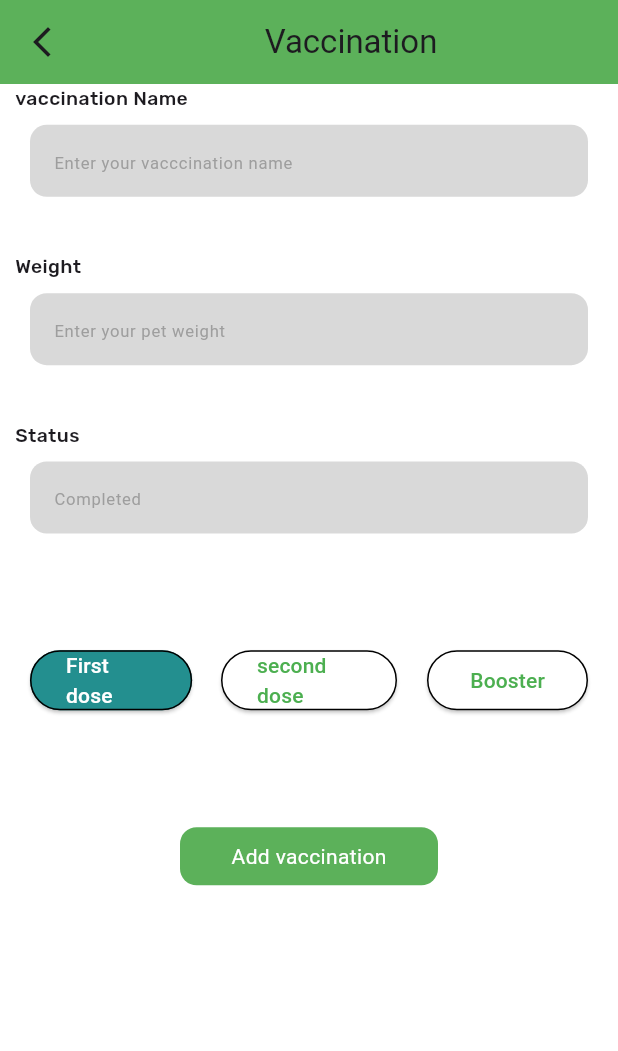
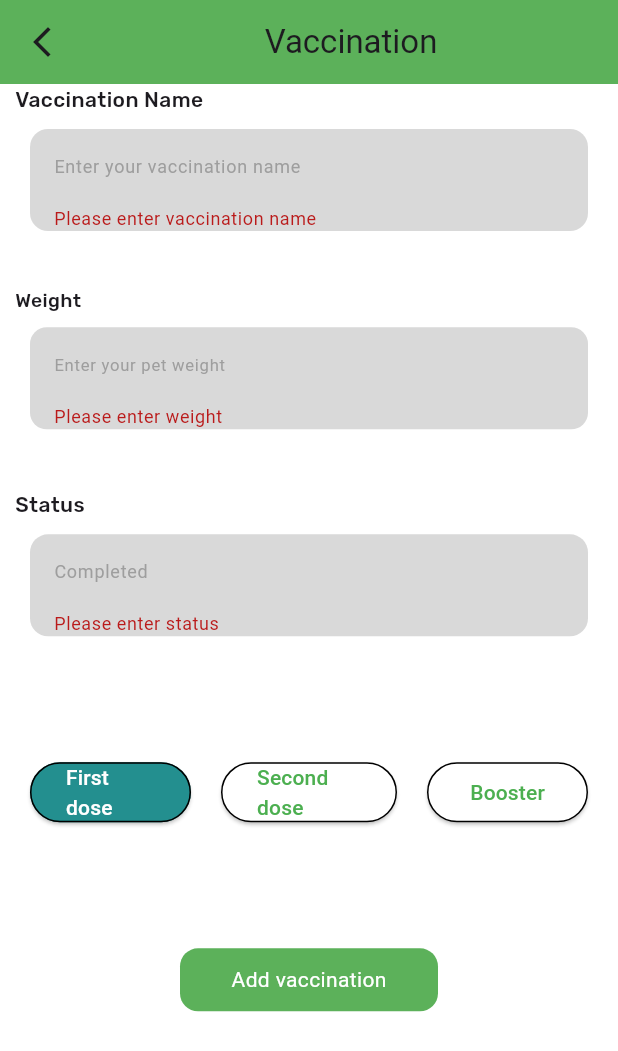
Before and after one commit to noorafathima419/pet_clinic, a Flutter app: the UserAddvaccination screen opened directly, after a tap on "Add vaccination", on a phone screen of 412 x 824 dp. Shown: the top 1051 px of the screen. Run offline on Flutter 3.47's test engine with Material 3 defaults, Android fonts, the phone set to English and light mode, and no system bars; our stand-ins replace cloud_firestore, firebase_auth, firebase_core, flutter_screenutil, flutter_svg, google_fonts and 2 more; accounts and stored records are empty; Roboto replaces fonts that are missing (Hind).

Commit message:
07/05/2025

```diff
--- a/lib/Doctor/Doctor_Appoinment.dart
+++ b/lib/Doctor/Doctor_Appoinment.dart
@@ -12,12 +12,16 @@ class DoctorAppoinment extends StatefulWidget {
       required this.owner_name,
       required this.name,
       required this.pet_type,
-      required this.gender});
+      required this.gender,
+      required this.vaccination,
+      required this.weight});
   final id;
   final owner_name;
   final name;
   final pet_type;
   final gender;
+  final vaccination;
+  final weight;
 
   @override
   State<DoctorAppoinment> createState() => _DoctorAppoinmentState();
@@ -25,17 +29,19 @@ class DoctorAppoinment extends StatefulWidget {
 
 class _DoctorAppoinmentState extends State<DoctorAppoinment> {
   Future<void> select_accept() async {
-    FirebaseFirestore.instance
+    await FirebaseFirestore.instance
         .collection("Appoinment_details")
         .doc(widget.id)
         .update({"Status": 1});
+    setState(() {});
   }
 
   Future<void> select_reject() async {
-    FirebaseFirestore.instance
-        .collection("Request")
+    await FirebaseFirestore.instance
+        .collection("Appoinment_details")
         .doc(widget.id)
         .update({"Status": 2});
+    setState(() {});
   }
 
   @override
@@ -44,11 +50,9 @@ class _DoctorAppoinmentState extends State<DoctorAppoinment> {
       appBar: AppBar(
           leading: IconButton(
               onPressed: () {
-                Navigator.push(context, MaterialPageRoute(
-                  builder: (context) {
-                    return DoctorTapbar();
-                  },
-                ));
+                Navigator.push(context, MaterialPageRoute(builder: (context) {
+                  return DoctorTapbar();
+                }));
               },
               icon: Icon(Icons.arrow_back_ios_new))),
       body: FutureBuilder(
@@ -67,7 +71,7 @@ class _DoctorAppoinmentState extends State<DoctorAppoinment> {
               return Center(child: Text("No data found"));
             }
             final appoinment_datas =
-                snapshot.data!.data() as Map<String, dynamic>;
+            snapshot.data!.data() as Map<String, dynamic>;
             return Column(children: [
               Row(
                 children: [
@@ -171,7 +175,7 @@ class _DoctorAppoinmentState extends State<DoctorAppoinment> {
                             Padding(
                               padding: EdgeInsets.only(left: 10.w, top: 30.h),
                               child: Text(
-                                "vaccination",
+                                "${widget.vaccination}",
                                 style: GoogleFonts.poppins(
                                     fontSize: 17.sp,
                                     fontWeight: FontWeight.w700),
@@ -211,7 +215,7 @@ class _DoctorAppoinmentState extends State<DoctorAppoinment> {
                             Padding(
                               padding: EdgeInsets.only(left: 30.w, top: 30.h),
                               child: Text(
-                                "Weight",
+                                "${widget.weight}",
                                 style: GoogleFonts.poppins(
                                     fontSize: 17.sp,
                                     fontWeight: FontWeight.w700),
@@ -329,8 +333,8 @@ class _DoctorAppoinmentState extends State<DoctorAppoinment> {
                           ),
                         ],
                       ),
-                      width: 390.w,
-                      height: 499.h,
+                      width: 370.w,
+                      height: 620.h,
                       decoration: BoxDecoration(
                           color: Colors.green[100],
                           borderRadius: BorderRadius.circular(20.r)),
--- a/lib/Doctor/View_Appoinment_details.dart
+++ b/lib/Doctor/View_Appoinment_details.dart
@@ -1,4 +1,4 @@
-import 'package:cloud_firestore/cloud_firestore.dart';
+import  'package:cloud_firestore/cloud_firestore.dart';
 import 'package:flutter/cupertino.dart';
 import 'package:flutter/material.dart';
 import 'package:flutter_screenutil/flutter_screenutil.dart';
@@ -51,6 +51,8 @@ class _AddVaccinationState extends State<AddVaccination> {
                                   owner_name: doct[index]["owner_name"] ?? "",
                                   pet_type: doct[index]["pet_type"] ?? "",
                                   gender: doct[index]["gender"] ?? "",
+                                  vaccination: doct[index]["vaccination"]??"",
+                                  weight: doct[index]["weight"]??"",
                                 );
                               },
                             ));
--- a/lib/User/User_Addvaccination.dart
+++ b/lib/User/User_Addvaccination.dart
@@ -13,22 +13,22 @@ class UserAddvaccination extends StatefulWidget {
 }
 
 class _UserAddvaccinationState extends State<UserAddvaccination> {
-  bool isFemale = true;
-
+  String selectedDose = 'first';
 
   final form_key = GlobalKey<FormState>();
   TextEditingController vaccinationctrl = TextEditingController();
   TextEditingController weightctrl = TextEditingController();
+   TextEditingController statusctrl = TextEditingController();
 
-  Future<void> pets() async {
+  Future<void> addvaccination() async {
     if (!form_key.currentState!.validate()) {
       return;
     }
     FirebaseFirestore.instance.collection("Appoinment_details").add({
       "vaccination": vaccinationctrl.text,
       "weight":weightctrl.text,
-
-      "Status": 0,
+      "Status":statusctrl.text,
+      "doseType": selectedDose,
     });
 
     print("Success");
@@ -38,7 +38,6 @@ class _UserAddvaccinationState extends State<UserAddvaccination> {
       },
     ));
   }
-
 
   @override
   Widget build(BuildContext context) {
@@ -51,53 +50,45 @@ class _UserAddvaccinationState extends State<UserAddvaccination> {
           child: Text(
             "Vaccination",
             style: GoogleFonts.hind(),
-          )),
           ),
-        body: Expanded(
-          child: StreamBuilder(
-              stream: FirebaseFirestore.instance
-                  .collection("Appoinment_details")
-                  .snapshots(),
-              builder: (context, snapshot) {
-                if (snapshot.connectionState == ConnectionState.waiting) {
-                  return const Center(child: CircularProgressIndicator());
-                }
-                if (!snapshot.hasData) {
-                  return Center(child: Text("no data found"));
-                }
-                var doct = snapshot.data!.docs;
-                return Column(children: [
+        ),
+      ),
+      body: Form(
+        key: form_key,
+        child: ListView(children: [
+          Column(
+            children: [
               Row(
                 children: [
-                      SizedBox(
-                        width: 10.w,
-                      ),
+                  SizedBox(width: 10),
                   Text(
-                        "vaccination Name",
+                    "Vaccination Name",
                     style: GoogleFonts.rubik(
-                            fontSize: 14.sp, fontWeight: FontWeight.w500),
+                        fontSize: 14, fontWeight: FontWeight.w500),
                   )
                 ],
               ),
               Padding(
-                    padding:
-                        EdgeInsets.only(left: 20.w, right: 20.w, top: 10.h),
+                padding: EdgeInsets.only(left: 20, right: 20, top: 10),
                 child: Container(
                   decoration: BoxDecoration(
-                        color: Color(0xFFD9D9D9), // Light peach background
-                        borderRadius:
-                            BorderRadius.circular(12.r), // Rounded corners
+                    color: Color(0xFFD9D9D9),
+                    borderRadius: BorderRadius.circular(12),
                   ),
-                      child: TextFormField(controller: vaccinationctrl,
+                  child: TextFormField(
+                    controller: vaccinationctrl,
+                    validator: (value) {
+                      if (value == null || value.trim().isEmpty) {
+                        return 'Please enter vaccination name';
+                      }
+                      return null;
+                    },
                     decoration: InputDecoration(
-                          hintText: "Enter your vacccination name",
-                          hintStyle: TextStyle(
-                              color: Colors.grey,
-                              fontSize: 12.sp), // Hint text color
-                          border: InputBorder.none, // Remove default border
+                      hintText: "Enter your vaccination name",
+                      hintStyle: TextStyle(color: Colors.grey, fontSize: 12),
+                      border: InputBorder.none,
                       contentPadding: EdgeInsets.symmetric(
-                              horizontal: 16,
-                              vertical: 12), // Padding inside field
+                          horizontal: 16, vertical: 12),
                     ),
                   ),
                 ),
@@ -115,123 +106,131 @@ class _UserAddvaccinationState extends State<UserAddvaccination> {
                 ],
               ),
               Padding(
-                    padding:
-                    EdgeInsets.only(left: 20.w, right: 20.w, top: 10.h),
+                padding: EdgeInsets.only(left: 20.w, right: 20.w, top: 10.h),
                 child: Container(
                   decoration: BoxDecoration(
-                        color: Color(0xFFD9D9D9), // Light peach background
-                        borderRadius:
-                        BorderRadius.circular(12.r), // Rounded corners
+                    color: Color(0xFFD9D9D9),
+                    borderRadius: BorderRadius.circular(12.r),
                   ),
-                      child: TextFormField(controller: weightctrl,
+                  child: TextFormField(
+                    controller: weightctrl,
+                    keyboardType: TextInputType.number,
+                    validator: (value) {
+                      if (value == null || value.trim().isEmpty) {
+                        return 'Please enter weight';
+                      }
+                      final num? weight = num.tryParse(value);
+                      if (weight == null || weight <= 0) {
+                        return 'Enter a valid weight';
+                      }
+                      return null;
+                    },
                     decoration: InputDecoration(
                       hintText: "Enter your pet weight",
-                          hintStyle: TextStyle(
-                              color: Colors.grey,
-                              fontSize: 12.sp), // Hint text color
-                          border: InputBorder.none, // Remove default border
+                      hintStyle: TextStyle(color: Colors.grey, fontSize: 12.sp),
+                      border: InputBorder.none,
                       contentPadding: EdgeInsets.symmetric(
-                              horizontal: 16,
-                              vertical: 12), // Padding inside field
+                          horizontal: 16, vertical: 12),
                     ),
                   ),
                 ),
               ),
-
               Row(
                 children: [
                   Padding(
-                        padding: EdgeInsets.only(top: 40.h, left: 10.w),
+                    padding: EdgeInsets.only(top: 40, left: 10),
                     child: Text(
                       "Status",
                       style: GoogleFonts.rubik(
-                              fontSize: 14.sp, fontWeight: FontWeight.w500),
+                          fontSize: 14, fontWeight: FontWeight.w500),
                     ),
                   )
                 ],
               ),
               Padding(
-                    padding: EdgeInsets.only(left: 20, right: 20.w, top: 10.h),
+                padding: EdgeInsets.only(left: 20, right: 20, top: 10),
                 child: Container(
                   decoration: BoxDecoration(
-                        color: Color(0xFFD9D9D9), // Light peach background
-                        borderRadius:
-                            BorderRadius.circular(12.r), // Rounded corners
+                    color: Color(0xFFD9D9D9),
+                    borderRadius: BorderRadius.circular(12),
                   ),
                   child: TextFormField(
+                    controller: statusctrl,
+                    validator: (value) {
+                      if (value == null || value.trim().isEmpty) {
+                        return 'Please enter status';
+                      }
+                      return null;
+                    },
                     decoration: InputDecoration(
                       hintText: "Completed",
-                          hintStyle: TextStyle(
-                              color: Colors.grey,
-                              fontSize: 12.sp), // Hint text color
-                          border: InputBorder.none, // Remove default border
+                      hintStyle: TextStyle(color: Colors.grey, fontSize: 12),
+                      border: InputBorder.none,
                       contentPadding: EdgeInsets.symmetric(
-                              horizontal: 16,
-                              vertical: 12), // Padding inside field
+                          horizontal: 16, vertical: 12),
                     ),
                   ),
                 ),
               ),
               Padding(
-                    padding: EdgeInsets.only(top: 80.h),
+                padding: EdgeInsets.only(top: 80),
                 child: Row(
                   children: [
-                        // First Button: Female
                     Expanded(
                       child: Padding(
-                            padding: EdgeInsets.only(left: 20.w, right: 10.r),
+                        padding: EdgeInsets.only(left: 20, right: 10),
                         child: ElevatedButton(
                           style: ElevatedButton.styleFrom(
-                                backgroundColor:
-                                    isFemale ? Color(0xff238F8F) : Colors.white,
+                            backgroundColor: selectedDose == 'first'
+                                ? Color(0xff238F8F)
+                                : Colors.white,
                             side: BorderSide(color: Colors.black),
                           ),
-                              onPressed: () => setState(() => isFemale = true),
+                          onPressed: () =>
+                              setState(() => selectedDose = 'first'),
                           child: Text("First dose",
                               style: TextStyle(
-                                      color: isFemale
+                                  color: selectedDose == 'first'
                                       ? Colors.white
                                       : Colors.green)),
                         ),
                       ),
                     ),
-                        // Second Button: Male
                     Expanded(
                       child: Padding(
                         padding: EdgeInsets.symmetric(horizontal: 10),
                         child: ElevatedButton(
                           style: ElevatedButton.styleFrom(
-                                backgroundColor:
-                                    isFemale ? Colors.white : Colors.green,
-                                side: BorderSide(color: Colors.black),
-                              ),
-                              onPressed: () => setState(() => isFemale = false),
-                              child: Text("second dose",
-                                  style: TextStyle(
-                                      color: isFemale
-                                          ? Colors.green
-                                          : Colors.white)),
-                            ),
-                          ),
-                        ),
-                        // Third Button: Other
-                        Expanded(
-                          child: Padding(
-                            padding: EdgeInsets.only(right: 20.w, left: 10.w),
-                            child: ElevatedButton(
-                              style: ElevatedButton.styleFrom(
-                                backgroundColor: isFemale == false
+                            backgroundColor: selectedDose == 'second dose'
                                 ? Color(0xff238F8F)
                                 : Colors.white,
                             side: BorderSide(color: Colors.black),
                           ),
-                              onPressed: () {
-                                setState(() => isFemale =
-                                    false); // "null" can represent "Other" or a neutral option.
-                              },
+                          onPressed: () =>
+                              setState(() => selectedDose = 'second dose'),
+                          child: Text("Second dose",
+                              style: TextStyle(
+                                  color: selectedDose == 'second'
+                                      ? Colors.white
+                                      : Colors.green)),
+                        ),
+                      ),
+                    ),
+                    Expanded(
+                      child: Padding(
+                        padding: EdgeInsets.only(right: 20, left: 10),
+                        child: ElevatedButton(
+                          style: ElevatedButton.styleFrom(
+                            backgroundColor: selectedDose == 'third dose'
+                                ? Color(0xff238F8F)
+                                : Colors.white,
+                            side: BorderSide(color: Colors.black),
+                          ),
+                          onPressed: () =>
+                              setState(() => selectedDose = 'third dose'),
                           child: Text("Booster",
                               style: TextStyle(
-                                      color: isFemale == false
+                                  color: selectedDose == 'third dose'
                                       ? Colors.white
                                       : Colors.green)),
                         ),
@@ -241,10 +240,11 @@ class _UserAddvaccinationState extends State<UserAddvaccination> {
                 ),
               ),
               Padding(
-                    padding: EdgeInsets.only(top: 80.h),
-                    child: GestureDetector(onTap: () {
+                padding: EdgeInsets.only(top: 80),
+                child: GestureDetector(
+                  onTap: () {
                     if (form_key.currentState!.validate()) {
-                        pets();
+                      addvaccination();
                     }
                   },
                   child: Container(
@@ -252,17 +252,21 @@ class _UserAddvaccinationState extends State<UserAddvaccination> {
                       child: Text(
                         "Add vaccination",
                         style: GoogleFonts.hind(color: Colors.white),
-                        )),
-                        width: 172.w,
-                        height: 42.h,
+                      ),
+                    ),
+                    width: 172,
+                    height: 42,
                     decoration: BoxDecoration(
                       color: Color(0xff5CB15A),
-                            borderRadius: BorderRadius.circular(12.r)),
+                      borderRadius: BorderRadius.circular(12),
+                    ),
                   ),
                 ),
               )
-                ]);
-              }),
-        ));
+            ],
+          ),
+        ]),
+      ),
+    );
   }
 }
```
Lines whose indentation alone changed are shown as unchanged.
